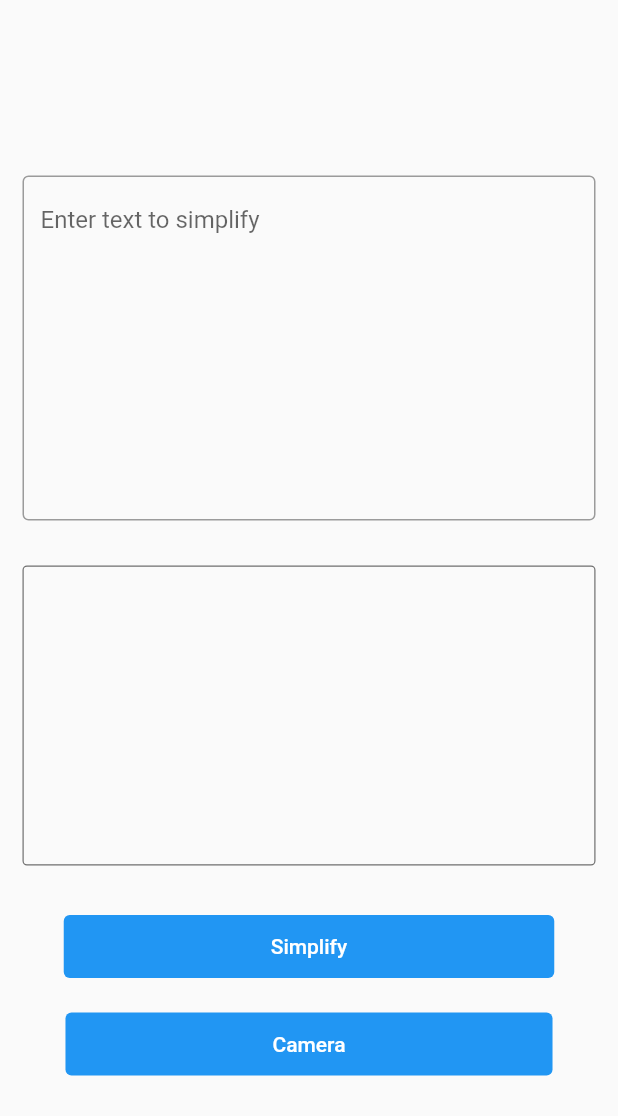
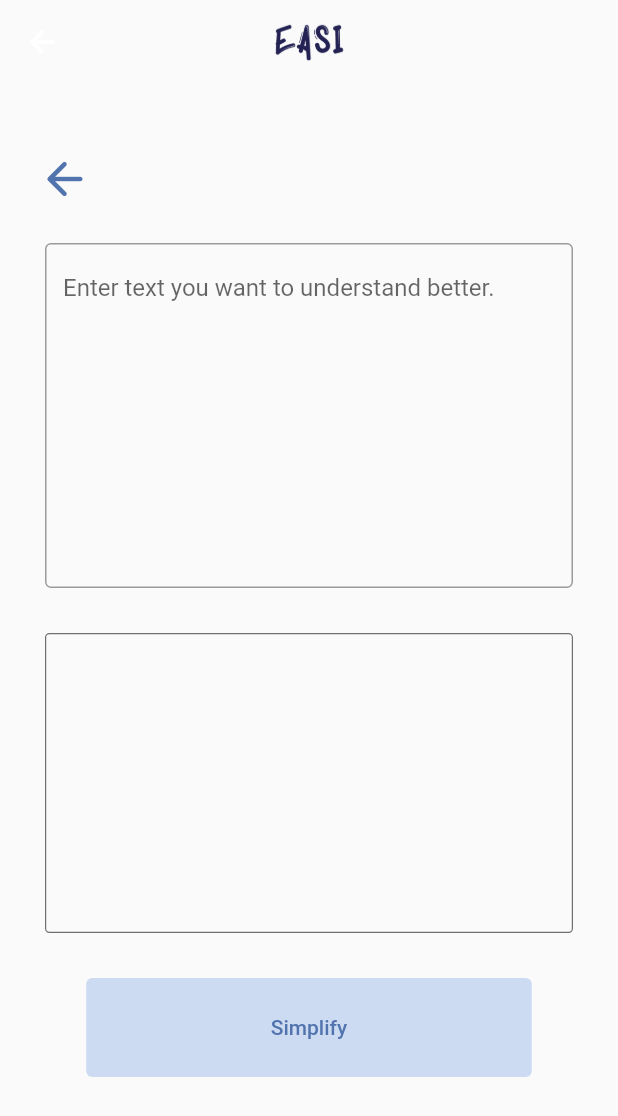
Before and after one commit to keiruu/easi-mobile-text-simplification-client, a Flutter app: the TextSimplification screen opened directly, on a phone screen of 412 x 824 dp. Shown: the top 1116 px of the screen. Run offline on Flutter 3.47's test engine with Material 2 defaults, Android fonts, the phone set to English and light mode, and no system bars; our stand-ins replace camera, gallery_saver, image_cropper, image_picker, loading_indicator; missing offline and left inert: google_ml_kit; project files that could hold a hidden picture were left out.

Commit message:
Fixed layout for text simplification

```diff
--- a/easi/lib/text_simplification.dart
+++ b/easi/lib/text_simplification.dart
@@ -43,6 +43,17 @@ class _TextSimplificationState extends State<TextSimplification> {
   @override
   Widget build(BuildContext context) {
     return Scaffold(
+      extendBodyBehindAppBar: true,
+      appBar: AppBar(
+        backgroundColor: Colors.transparent,
+        elevation: 0,
+        title: Image.asset(
+          'assets/logo.png',
+          height: 50,
+          width: 50,
+        ),
+        centerTitle: true,
+      ),
       body: loading
           ? const Center(
               child: Padding(
@@ -51,9 +62,21 @@ class _TextSimplificationState extends State<TextSimplification> {
                     indicatorType: Indicator.ballPulse,
                   )))
           : Center(
+              child: Padding(
+                padding: EdgeInsets.fromLTRB(15, 0, 15, 0),
                 child: Column(
                   mainAxisAlignment: MainAxisAlignment.center,
                   children: <Widget>[
+                    InkWell(
+                      onTap: () {
+                        Navigator.pop(context);
+                      },
+                      child: Container(
+                        padding: EdgeInsets.all(10),
+                        alignment: Alignment.centerLeft,
+                        child: Icon(Icons.arrow_back_rounded, color: Color(0xFF5274AE), size: 36,),
+                      ),
+                    ),
                     Padding(
                       padding: EdgeInsets.all(15),
                       child: TextField(
@@ -61,21 +84,9 @@ class _TextSimplificationState extends State<TextSimplification> {
                         maxLines: 10,
                         decoration: InputDecoration(
                             border: OutlineInputBorder(),
-                          hintText: 'Enter text to simplify'),
+                            hintText: 'Enter text you want to understand better.'),
                       ),
                     ),
-                  // Padding(
-                  //   padding: EdgeInsets.all(15),
-                  //   child: TextField(
-                  //     minLines: 1,
-                  //     maxLines: 100,
-                  //     enabled: false,
-                  //     decoration: InputDecoration(
-                  //       border: OutlineInputBorder(),
-                  //       hintText: '$simplified',
-                  //     ),
-                  //   ),
-                  // ),
                     FractionallySizedBox(
                       widthFactor: 1,
                       child: Container(
@@ -98,42 +109,22 @@ class _TextSimplificationState extends State<TextSimplification> {
                         child: TextButton(
                           style: ButtonStyle(
                             foregroundColor:
-                              MaterialStateProperty.all<Color>(Colors.white),
+                                MaterialStateProperty.all<Color>(Color(0xFF5274AE)),
                             backgroundColor:
-                              MaterialStateProperty.all<Color>(Colors.blue),
+                                MaterialStateProperty.all<Color>(Color(0xFFCDDBF2)),
                             padding: MaterialStateProperty.all(
-                              const EdgeInsets.fromLTRB(138, 13, 138, 13)),
+                                const EdgeInsets.fromLTRB(123, 25, 123, 25)),
                           ),
                           onPressed: () {
                             setPrompt();
                             setSimplifiedText(prompt);
                           },
                           child: Text('Simplify'),
-                      )),
-                  Padding(
-                      padding: EdgeInsets.all(2),
-                      child: TextButton(
-                        style: ButtonStyle(
-                          foregroundColor:
-                              MaterialStateProperty.all<Color>(Colors.white),
-                          backgroundColor:
-                              MaterialStateProperty.all<Color>(Colors.blue),
-                          padding: MaterialStateProperty.all(
-                              const EdgeInsets.fromLTRB(138, 13, 138, 13)),
+                        )
                       ),
-                        onPressed: () {
-                          // CODE TO PUSH TO A NEW SCREEN
-                          // Navigator.of(context).push(
-                          //   MaterialPageRoute(
-                          //     builder: (context) =>
-                          //       Camera(),
-                          //   ),
-                          // );
-                        },
-                        child: Text('Camera'),
-                      )),
                   ],
                 ),
+                )
             ),
     );
   }
```
Lines whose indentation alone changed are shown as unchanged.
